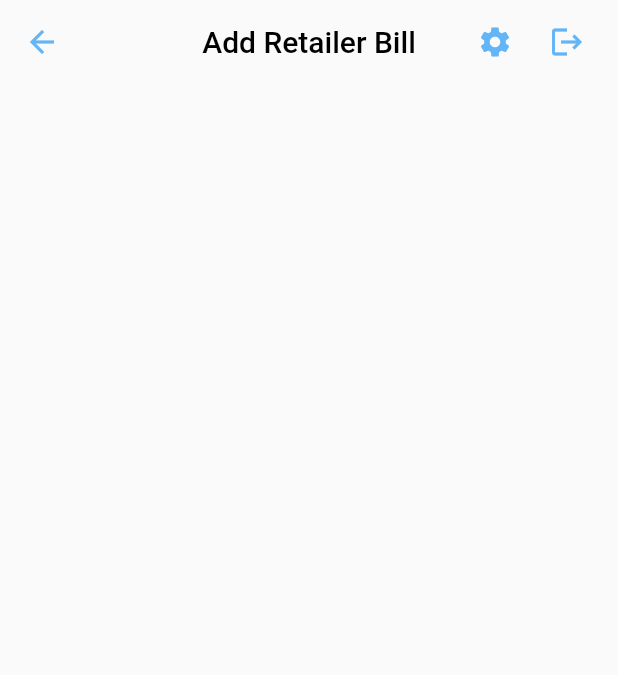
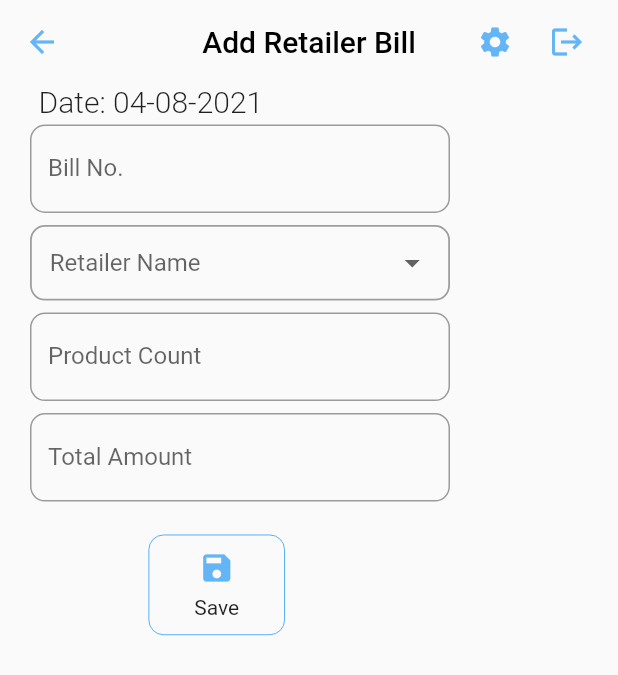
Before and after one commit to askabdulhaseeb/pos, a Flutter app: the AddRetailerBillScreen screen opened by its route, on a phone screen of 412 x 824 dp. Shown: the top 675 px of the screen. Run offline on Flutter 3.47's test engine with Material 2 defaults, Android fonts, the phone set to English and light mode, and no system bars; missing offline and left inert: desktop_window.

Commit message:
add Retailer Bill UI complete

```diff
--- a/lib/models/product/retailer_bill.dart
+++ b/lib/models/product/retailer_bill.dart
@@ -1,16 +1,8 @@
 class RetailerBill {
-  RetailerBill({
-    required this.id,
-    required this.billNo,
-    required this.rid,
-    required this.totalAmount,
-    required this.productCount,
-    required this.date,
-  }); // Bill date
-  final String id; // Bill ID, Auto, Unique
-  final String billNo;
-  final String rid; // Retailer ID
-  final double totalAmount; // Total Bill Amount
-  final int productCount;
-  final String date;
+  String? id; // Bill ID, Auto, Unique
+  String? billNo;
+  String? rid; // Retailer ID
+  double? totalAmount; // Total Bill Amount
+  int? productCount;
+  String? date;
 }
--- a/lib/screens/RetailerBillScreens/addRetailerBillScreen/add_retailer_bill_screen.dart
+++ b/lib/screens/RetailerBillScreens/addRetailerBillScreen/add_retailer_bill_screen.dart
@@ -1,14 +1,102 @@
 import 'package:flutter/material.dart';
+import 'package:intl/intl.dart';
+import 'package:pos/models/product/retailer_bill.dart';
 import 'package:pos/screens/widgets/custom_appbar.dart';
+import 'package:pos/screens/widgets/custom_dropdown_button.dart';
+import 'package:pos/screens/widgets/custom_inkwell_button.dart';
+import 'package:pos/screens/widgets/custom_textformfield.dart';
+import 'package:pos/utilities/utilities.dart';
 
-class AddRetailerBillScreen extends StatelessWidget {
+class AddRetailerBillScreen extends StatefulWidget {
   const AddRetailerBillScreen({Key? key}) : super(key: key);
   static const String routeName = '/AddRetailerBillScreen';
+  @override
+  _AddRetailerBillScreenState createState() => _AddRetailerBillScreenState();
+}
+
+class _AddRetailerBillScreenState extends State<AddRetailerBillScreen> {
+  final GlobalKey<FormState> _globalKey = GlobalKey<FormState>();
+  final RetailerBill _bill = RetailerBill();
+  @override
+  void initState() {
+    _bill.date = DateFormat('dd-MM-yyyy').format(DateTime.now());
+    super.initState();
+  }
 
   @override
   Widget build(BuildContext context) {
     return Scaffold(
       appBar: customAppBar(context: context, title: 'Add Retailer Bill'),
+      body: Padding(
+        padding: EdgeInsets.symmetric(horizontal: Utilities.padding),
+        child: Form(
+          key: _globalKey,
+          child: Wrap(
+            direction: Axis.vertical,
+            children: <Widget>[
+              Text(
+                '  Date: ${_bill.date}',
+                style: const TextStyle(
+                  fontSize: 20,
+                  fontWeight: FontWeight.w300,
+                ),
+              ),
+              CustomTextFormField(
+                  onChange: (String billNo) {
+                    _bill.billNo = billNo;
+                  },
+                  title: 'Bill No.'),
+              CustomDropdownButton(
+                // TODO: Show Selected Retailer
+                items: const [
+                  DropdownMenuItem(value: '1', child: Text('Abc')),
+                  DropdownMenuItem(value: '2', child: Text('Bbc')),
+                  DropdownMenuItem(value: '3', child: Text('Cbc')),
+                  DropdownMenuItem(value: '4', child: Text('Dbc')),
+                ],
+                hint: 'Retailer Name',
+                onChange: (String retID) {
+                  _bill.rid = retID;
+                },
+              ),
+              CustomTextFormField(
+                onChange: (String count) {
+                  _bill.productCount = int.parse(count);
+                },
+                title: 'Product Count',
+                hint: 'Total No. of product',
+                keyboardType: TextInputType.number,
+              ),
+              CustomTextFormField(
+                onChange: (String amount) {
+                  _bill.totalAmount = double.parse(amount);
+                },
+                title: 'Total Amount',
+                hint: 'Bill Total Amount',
+                keyboardType: TextInputType.number,
+              ),
+              const SizedBox(height: 10),
+              Row(
+                children: [
+                  const SizedBox(width: 75),
+                  CustomInkWellButton(
+                      onTap: () {
+                        // TODO: Save Retailer Bill in database
+                        Navigator.of(context).pop();
+                      },
+                      child: Column(
+                        children: const <Widget>[
+                          Icon(Icons.save),
+                          SizedBox(height: 6),
+                          Text('Save'),
+                        ],
+                      )),
+                ],
+              )
+            ],
+          ),
+        ),
+      ),
     );
   }
 }
--- a/lib/screens/widgets/custom_textformfield.dart
+++ b/lib/screens/widgets/custom_textformfield.dart
@@ -1,17 +1,20 @@
 import 'package:flutter/material.dart';
+import 'package:flutter/services.dart';
 import 'package:pos/utilities/utilities.dart';
 
 class CustomTextFormField extends StatefulWidget {
   const CustomTextFormField({
-    required TextEditingController controller,
+    required Function onChange,
     required this.title,
+    this.keyboardType = TextInputType.text,
     this.hint,
     this.width = 280,
     this.readOnly = false,
     Key? key,
-  })  : _controller = controller,
+  })  : _onChange = onChange,
         super(key: key);
-  final TextEditingController _controller;
+  final Function _onChange;
+  final TextInputType? keyboardType;
   final String title;
   final String? hint;
   final double width;
@@ -22,40 +25,28 @@ class CustomTextFormField extends StatefulWidget {
 }
 
 class CustomTextFormFieldState extends State<CustomTextFormField> {
-  void _onListener() => setState(() {});
-  @override
-  void initState() {
-    widget._controller.addListener(_onListener);
-    super.initState();
-  }
-
-  @override
-  void dispose() {
-    widget._controller.removeListener(_onListener);
-    super.dispose();
-  }
-
   @override
   Widget build(BuildContext context) {
     return Container(
       width: widget.width,
       margin: const EdgeInsets.all(4),
       child: TextFormField(
-        controller: widget._controller,
         readOnly: widget.readOnly,
+        onChanged: (value) => widget._onChange(value),
+        keyboardType: widget.keyboardType,
+        inputFormatters: (widget.keyboardType == TextInputType.number)
+            ? [FilteringTextInputFormatter.digitsOnly]
+            : [FilteringTextInputFormatter.deny('\n')],
         decoration: InputDecoration(
           labelText: widget.title,
           hintText: widget.hint,
-          suffixIcon: (widget._controller.text.isEmpty)
-              ? const SizedBox()
-              : (widget.readOnly)
-                  ? const SizedBox()
-                  : IconButton(
-                      onPressed: () =>
-                          setState(() => widget._controller.clear()),
-                      splashRadius: Utilities.iconBorderRadius,
-                      icon: const Icon(Icons.clear),
-                    ),
+          // suffixIcon: (widget.readOnly)
+          //     ? const SizedBox()
+          //     : IconButton(
+          //         onPressed: () => widget._onChange(''),
+          //         splashRadius: Utilities.iconBorderRadius,
+          //         icon: const Icon(Icons.clear),
+          //       ),
           border: OutlineInputBorder(
             borderRadius: BorderRadius.circular(Utilities.borderRadious),
           ),
```
Also changed, not shown: lib/screens/admin/admin_home_screen.dart (+10 -2 lines), lib/screens/productScreens/addProduct/add_product.dart (+6 -8 lines), pubspec.yaml (+5 -5 lines), pubspec.lock.
